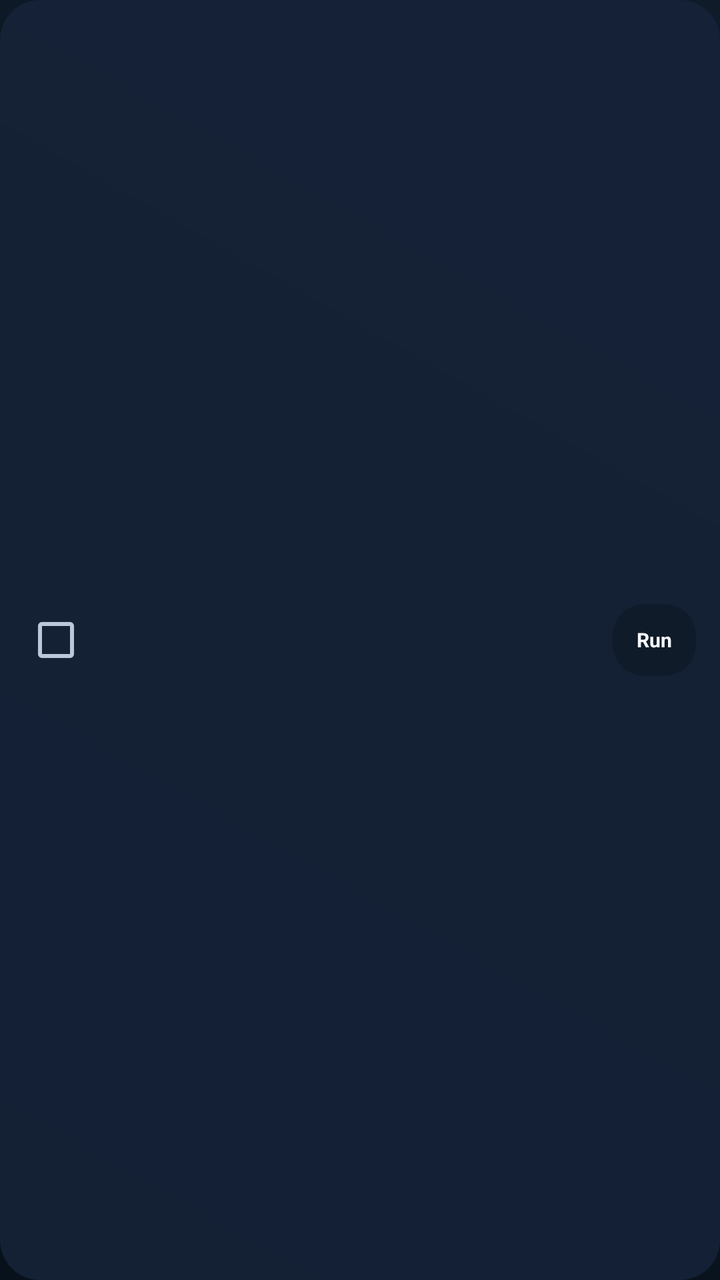
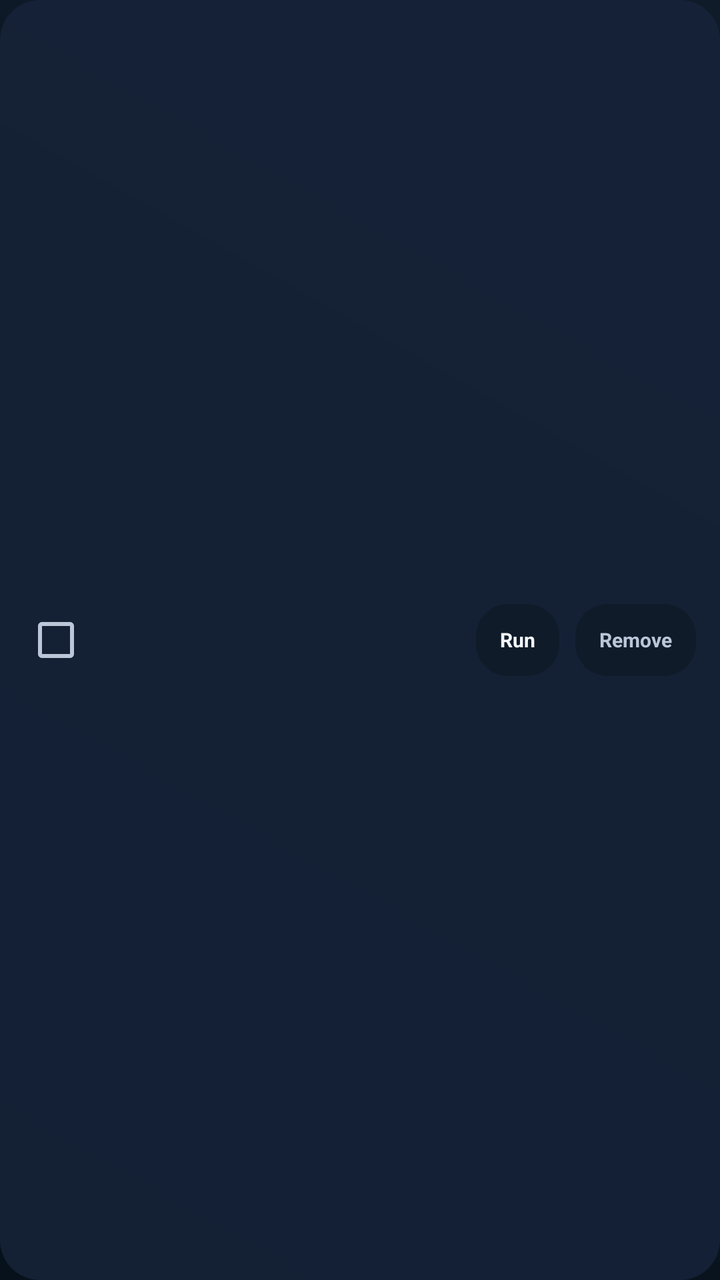

Before-and-after screenshots of an Android layout around one commit, followed by the original layout XML and the change that was made.
<!-- AndroidManifest.xml: application theme Theme.Lumora -->
<!-- res/layout/item_plugin_row.xml -->
<?xml version="1.0" encoding="utf-8"?>
<LinearLayout xmlns:android="http://schemas.android.com/apk/res/android"
    android:layout_width="match_parent"
    android:layout_height="wrap_content"
    android:layout_marginBottom="8dp"
    android:background="@drawable/bg_category_panel"
    android:clipChildren="false"
    android:clipToPadding="false"
    android:gravity="center_vertical"
    android:orientation="horizontal"
    android:padding="12dp">

    <CheckBox
        android:id="@+id/pluginEnabled"
        android:layout_width="wrap_content"
        android:layout_height="wrap_content"
        android:layout_marginEnd="12dp"
        android:clickable="false"
        android:focusable="false" />

    <LinearLayout
        android:layout_width="0dp"
        android:layout_height="wrap_content"
        android:layout_weight="1"
        android:orientation="vertical">

        <TextView
            android:id="@+id/pluginName"
            android:layout_width="match_parent"
            android:layout_height="wrap_content"
            android:ellipsize="end"
            android:maxLines="1"
            android:textColor="@color/text_primary"
            android:textSize="@dimen/text_body"
            android:textStyle="bold" />

        <TextView
            android:id="@+id/pluginDetail"
            android:layout_width="match_parent"
            android:layout_height="wrap_content"
            android:layout_marginTop="2dp"
            android:ellipsize="end"
            android:maxLines="2"
            android:textColor="@color/text_secondary"
            android:textSize="@dimen/text_caption" />
    </LinearLayout>

    <LinearLayout
        android:id="@+id/pluginRunButton"
        android:layout_width="wrap_content"
        android:layout_height="36dp"
        android:layout_marginStart="8dp"
        android:background="@drawable/card_surface_background"
        android:clickable="true"
        android:focusable="true"
        android:gravity="center"
        android:paddingHorizontal="12dp"
        android:stateListAnimator="@animator/focus_scale">
        <TextView
            android:id="@+id/pluginRunLabel"
            android:layout_width="wrap_content"
            android:layout_height="wrap_content"
            android:text="@string/run"
            android:textColor="@color/text_primary"
            android:textSize="@dimen/text_caption"
            android:textStyle="bold" />
    </LinearLayout>
</LinearLayout>
<!-- resources referenced by this layout -->
<resources>
  <color name="text_primary">#FFF5F7FB</color>
  <color name="text_secondary">#FFBBC6D8</color>
  <dimen name="text_body">12sp</dimen>
  <dimen name="text_caption">10sp</dimen>
  <!-- drawable bg_category_panel (drawable) -->
  <?xml version="1.0" encoding="utf-8"?>
  <shape xmlns:android="http://schemas.android.com/apk/res/android"
      android:shape="rectangle">
      <solid android:color="#E0162338" />
      <corners android:radius="20dp" />
  </shape>
  <!-- drawable card_surface_background (drawable) -->
  <?xml version="1.0" encoding="utf-8"?>
  <selector xmlns:android="http://schemas.android.com/apk/res/android">
      <item android:state_focused="true">
          <shape android:shape="rectangle">
              <solid android:color="@color/surface_emphasis" />
              <stroke
                  android:width="2dp"
                  android:color="@color/focus" />
              <corners android:radius="16dp" />
          </shape>
      </item>
      <item android:state_pressed="true">
          <shape android:shape="rectangle">
              <solid android:color="@color/surface_emphasis" />
              <corners android:radius="16dp" />
          </shape>
      </item>
      <item>
          <shape android:shape="rectangle">
              <solid android:color="@color/surface" />
              <corners android:radius="16dp" />
          </shape>
      </item>
  </selector>
  <string name="run">Run</string>
  <style name="Theme.Lumora" parent="Theme.AppCompat.NoActionBar">
          <item name="colorPrimary">@color/primary</item>
          <item name="colorPrimaryDark">@color/canvas</item>
          <item name="colorAccent">@color/accent</item>
          <item name="colorControlHighlight">@color/ripple</item>
          <item name="android:windowBackground">@drawable/bg_app_gradient</item>
          <item name="android:statusBarColor">@color/canvas</item>
          <item name="android:navigationBarColor">@color/canvas</item>
          <item name="android:windowFullscreen">false</item>
          <item name="android:textColorPrimary">@color/text_primary</item>
          <item name="android:textColorSecondary">@color/text_secondary</item>
      </style>
  <color name="surface_emphasis">#FF1D2E46</color>
  <color name="focus">#FFF4F8FF</color>
  <color name="surface">#FF0F1B29</color>
  <color name="primary">#FF69A8FF</color>
  <color name="canvas">#FF07111B</color>
  <color name="accent">#FF69A8FF</color>
  <color name="ripple">#3369A8FF</color>
  <!-- drawable bg_app_gradient (drawable) -->
  <?xml version="1.0" encoding="utf-8"?>
  <shape xmlns:android="http://schemas.android.com/apk/res/android"
      android:shape="rectangle">
      <gradient
          android:type="linear"
          android:angle="45"
          android:startColor="@color/canvas"
          android:centerColor="@color/canvas_elevated"
          android:endColor="@color/surface" />
  </shape>
  <color name="canvas_elevated">#FF0B1622</color>
</resources>

<!-- the commit's change to res/layout/item_plugin_row.xml (unified diff, before → after) -->
@@ -65,4 +65,24 @@
             android:textSize="@dimen/text_caption"
             android:textStyle="bold" />
     </LinearLayout>
+
+    <LinearLayout
+        android:id="@+id/pluginRemoveButton"
+        android:layout_width="wrap_content"
+        android:layout_height="36dp"
+        android:layout_marginStart="8dp"
+        android:background="@drawable/card_surface_background"
+        android:clickable="true"
+        android:focusable="true"
+        android:gravity="center"
+        android:paddingHorizontal="12dp"
+        android:stateListAnimator="@animator/focus_scale">
+        <TextView
+            android:layout_width="wrap_content"
+            android:layout_height="wrap_content"
+            android:text="@string/remove"
+            android:textColor="@color/text_secondary"
+            android:textSize="@dimen/text_caption"
+            android:textStyle="bold" />
+    </LinearLayout>
 </LinearLayout>
<!-- resource entries referenced after the edit -->
@@ -36,6 +36,7 @@
           </shape>
       </item>
   </selector>
+  <string name="remove">Remove</string>
   <string name="run">Run</string>
   <style name="Theme.Lumora" parent="Theme.AppCompat.NoActionBar">
           <item name="colorPrimary">@color/primary</item>
